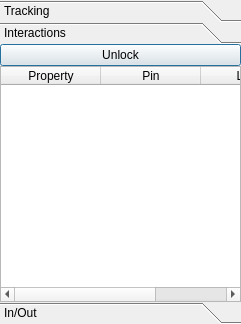
Before: the Qt Designer form ui/tab_objectsUi.ui in wonkoderverstaendige/Spotter, drawn with Qt 5.
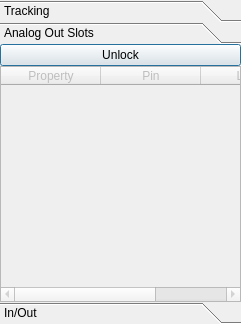
After: the same form once the commit is applied.

Commit message:
Intermediate: Linking Slots with Arduino Pins 2
Populating ROI slot list. Slots are Objects, pins will be linked to the
collision of ROI and OOI.

The edit to the form file:
```diff
--- a/ui/tab_objectsUi.ui
+++ b/ui/tab_objectsUi.ui
@@ -270,7 +270,7 @@
          </rect>
         </property>
         <attribute name="label">
-         <string>Interactions</string>
+         <string>Analog Out Slots</string>
         </attribute>
         <layout class="QGridLayout" name="gridLayout_8">
          <property name="margin">
@@ -284,7 +284,7 @@
            <item row="1" column="0">
             <widget class="QTableWidget" name="table_slots">
              <property name="enabled">
-              <bool>true</bool>
+              <bool>false</bool>
              </property>
              <property name="horizontalScrollBarPolicy">
               <enum>Qt::ScrollBarAsNeeded</enum>
```
Left out of the diff: 2 changed lines with no effect on the pictures. The commit also changes 11 other files.
